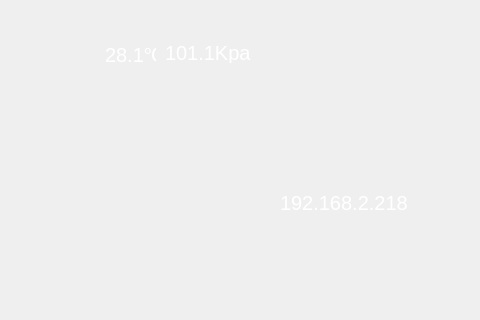
This is mainwindow.ui in qzc2050/arcmap as Qt 5 draws it before an edit. The edited form follows.
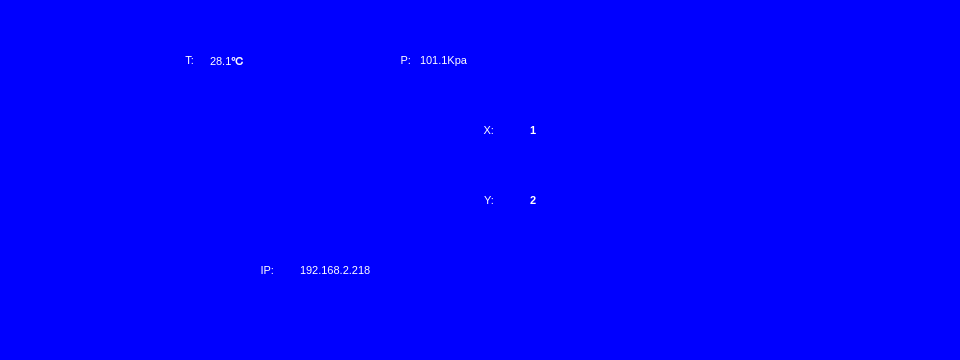
This is the edited form. Icons and pictures are not drawn.

What changed in the file:
```diff
--- a/mainwindow.ui
+++ b/mainwindow.ui
@@ -6,8 +6,8 @@
    <rect>
     <x>0</x>
     <y>0</y>
-    <width>480</width>
-    <height>320</height>
+    <width>960</width>
+    <height>360</height>
    </rect>
   </property>
   <property name="windowTitle">
@@ -22,12 +22,12 @@
      <rect>
       <x>0</x>
       <y>0</y>
-      <width>480</width>
-      <height>320</height>
+      <width>960</width>
+      <height>376</height>
      </rect>
     </property>
     <property name="styleSheet">
-     <string notr="true">border-image: url(:/Frame1211.png);
+     <string notr="true">background-color: rgb(0, 0,255);
 </string>
     </property>
     <property name="text">
@@ -37,15 +37,15 @@
    <widget class="QLabel" name="label_temp">
     <property name="geometry">
      <rect>
-      <x>105</x>
-      <y>43</y>
-      <width>51</width>
-      <height>20</height>
+      <x>210</x>
+      <y>40</y>
+      <width>131</width>
+      <height>41</height>
      </rect>
     </property>
     <property name="font">
      <font>
-      <pointsize>15</pointsize>
+      <pointsize>8</pointsize>
      </font>
     </property>
     <property name="styleSheet">
@@ -61,15 +61,15 @@
    <widget class="QLabel" name="label_press">
     <property name="geometry">
      <rect>
-      <x>165</x>
-      <y>43</y>
-      <width>90</width>
-      <height>20</height>
+      <x>420</x>
+      <y>40</y>
+      <width>321</width>
+      <height>41</height>
      </rect>
     </property>
     <property name="font">
      <font>
-      <pointsize>15</pointsize>
+      <pointsize>8</pointsize>
      </font>
     </property>
     <property name="styleSheet">
@@ -85,24 +85,24 @@
    <widget class="QLabel" name="label_xang">
     <property name="geometry">
      <rect>
-      <x>290</x>
-      <y>82</y>
-      <width>171</width>
-      <height>51</height>
+      <x>530</x>
+      <y>100</y>
+      <width>391</width>
+      <height>61</height>
      </rect>
     </property>
     <property name="font">
      <font>
-      <pointsize>30</pointsize>
+      <pointsize>8</pointsize>
       <weight>75</weight>
       <bold>true</bold>
      </font>
     </property>
     <property name="styleSheet">
-     <string notr="true">color: rgb(254, 245, 0);</string>
+     <string notr="true">color: rgb(255,255, 255);</string>
     </property>
     <property name="text">
-     <string/>
+     <string>1</string>
     </property>
     <property name="alignment">
      <set>Qt::AlignLeading|Qt::AlignLeft|Qt::AlignVCenter</set>
@@ -111,25 +111,25 @@
    <widget class="QLabel" name="label_yang">
     <property name="geometry">
      <rect>
-      <x>290</x>
-      <y>135</y>
-      <width>171</width>
-      <height>41</height>
+      <x>530</x>
+      <y>170</y>
+      <width>391</width>
+      <height>61</height>
      </rect>
     </property>
     <property name="font">
      <font>
-      <pointsize>30</pointsize>
+      <pointsize>8</pointsize>
       <weight>75</weight>
       <bold>true</bold>
      </font>
     </property>
     <property name="styleSheet">
-     <string notr="true">color: rgb(254, 245, 0);
+     <string notr="true">color: rgb(255, 255, 255);
 </string>
     </property>
     <property name="text">
-     <string/>
+     <string>2</string>
     </property>
     <property name="alignment">
      <set>Qt::AlignLeading|Qt::AlignLeft|Qt::AlignVCenter</set>
@@ -138,15 +138,15 @@
    <widget class="QLabel" name="label_ip">
     <property name="geometry">
      <rect>
-      <x>280</x>
-      <y>183</y>
-      <width>141</width>
-      <height>40</height>
+      <x>300</x>
+      <y>240</y>
+      <width>351</width>
+      <height>61</height>
      </rect>
     </property>
     <property name="font">
      <font>
-      <pointsize>15</pointsize>
+      <pointsize>8</pointsize>
      </font>
     </property>
     <property name="styleSheet">
@@ -157,10 +157,13 @@
     </property>
    </widget>
    <widget class="QLabel" name="label_wifi">
+    <property name="enabled">
+     <bool>true</bool>
+    </property>
     <property name="geometry">
      <rect>
-      <x>380</x>
-      <y>43</y>
+      <x>830</x>
+      <y>50</y>
       <width>20</width>
       <height>20</height>
      </rect>
@@ -173,10 +176,13 @@
     </property>
    </widget>
    <widget class="QLabel" name="label_eth0">
+    <property name="enabled">
+     <bool>true</bool>
+    </property>
     <property name="geometry">
      <rect>
-      <x>360</x>
-      <y>43</y>
+      <x>750</x>
+      <y>50</y>
       <width>20</width>
       <height>20</height>
      </rect>
@@ -188,6 +194,126 @@
      <string/>
     </property>
    </widget>
+   <widget class="QLabel" name="label_2">
+    <property name="geometry">
+     <rect>
+      <x>220</x>
+      <y>240</y>
+      <width>54</width>
+      <height>61</height>
+     </rect>
+    </property>
+    <property name="font">
+     <font>
+      <pointsize>8</pointsize>
+     </font>
+    </property>
+    <property name="styleSheet">
+     <string notr="true">color: rgb(255, 255, 255);</string>
+    </property>
+    <property name="text">
+     <string>IP:</string>
+    </property>
+    <property name="alignment">
+     <set>Qt::AlignRight|Qt::AlignTrailing|Qt::AlignVCenter</set>
+    </property>
+   </widget>
+   <widget class="QLabel" name="label_3">
+    <property name="geometry">
+     <rect>
+      <x>440</x>
+      <y>100</y>
+      <width>54</width>
+      <height>61</height>
+     </rect>
+    </property>
+    <property name="font">
+     <font>
+      <pointsize>8</pointsize>
+     </font>
+    </property>
+    <property name="styleSheet">
+     <string notr="true">color: rgb(255, 255, 255);</string>
+    </property>
+    <property name="text">
+     <string>X:</string>
+    </property>
+    <property name="alignment">
+     <set>Qt::AlignRight|Qt::AlignTrailing|Qt::AlignVCenter</set>
+    </property>
+   </widget>
+   <widget class="QLabel" name="label_4">
+    <property name="geometry">
+     <rect>
+      <x>440</x>
+      <y>170</y>
+      <width>54</width>
+      <height>61</height>
+     </rect>
+    </property>
+    <property name="font">
+     <font>
+      <pointsize>8</pointsize>
+     </font>
+    </property>
+    <property name="styleSheet">
+     <string notr="true">color: rgb(255, 255, 255);</string>
+    </property>
+    <property name="text">
+     <string>Y:</string>
+    </property>
+    <property name="alignment">
+     <set>Qt::AlignRight|Qt::AlignTrailing|Qt::AlignVCenter</set>
+    </property>
+   </widget>
+   <widget class="QLabel" name="label_5">
+    <property name="geometry">
+     <rect>
+      <x>113</x>
+      <y>40</y>
+      <width>81</width>
+      <height>40</height>
+     </rect>
+    </property>
+    <property name="font">
+     <font>
+      <pointsize>8</pointsize>
+     </font>
+    </property>
+    <property name="styleSheet">
+     <string notr="true">color: rgb(255, 255, 255);</string>
+    </property>
+    <property name="text">
+     <string>T:</string>
+    </property>
+    <property name="alignment">
+     <set>Qt::AlignRight|Qt::AlignTrailing|Qt::AlignVCenter</set>
+    </property>
+   </widget>
+   <widget class="QLabel" name="label_6">
+    <property name="geometry">
+     <rect>
+      <x>350</x>
+      <y>40</y>
+      <width>61</width>
+      <height>40</height>
+     </rect>
+    </property>
+    <property name="font">
+     <font>
+      <pointsize>8</pointsize>
+     </font>
+    </property>
+    <property name="styleSheet">
+     <string notr="true">color: rgb(255, 255, 255);</string>
+    </property>
+    <property name="text">
+     <string>P:</string>
+    </property>
+    <property name="alignment">
+     <set>Qt::AlignRight|Qt::AlignTrailing|Qt::AlignVCenter</set>
+    </property>
+   </widget>
   </widget>
  </widget>
  <resources/>
```
